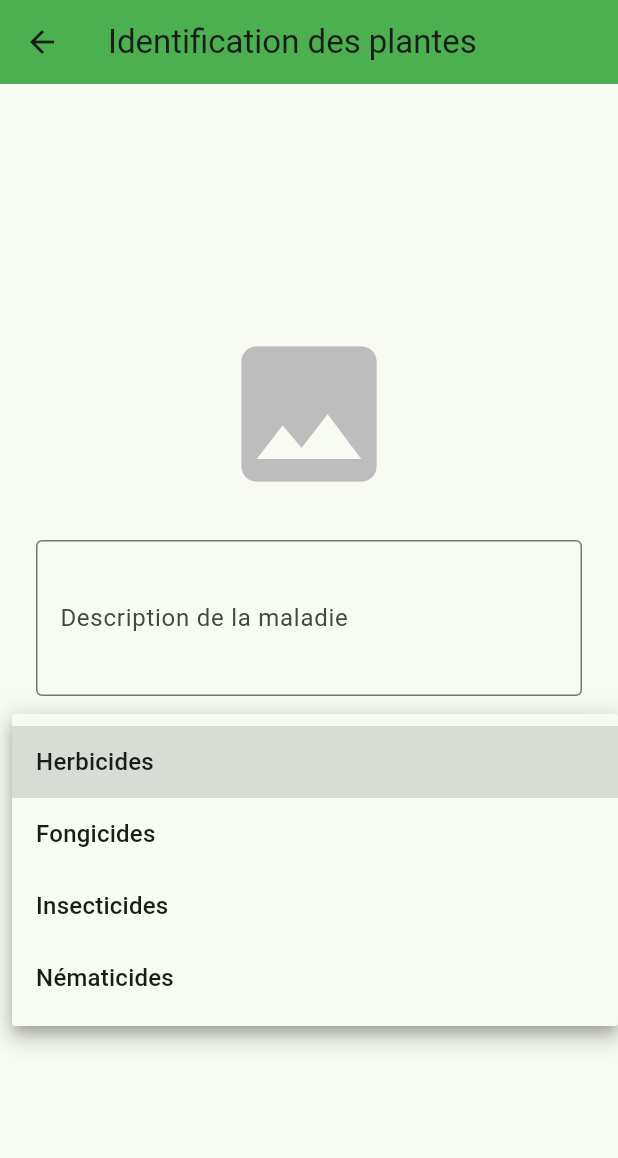
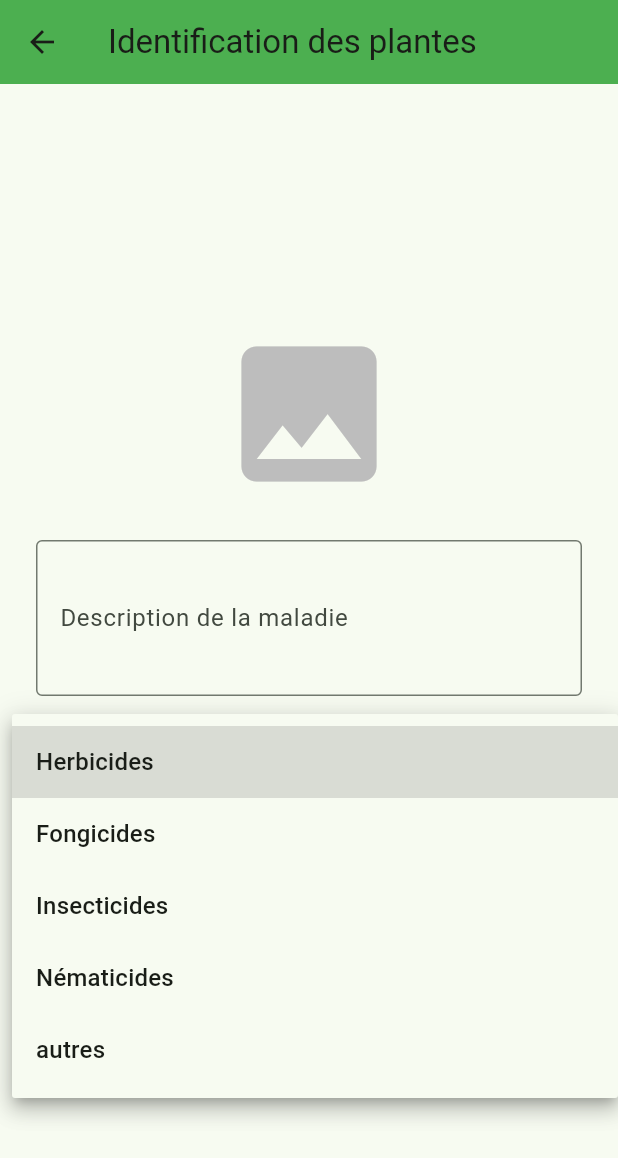
Before and after one commit to Agilicis1/AGRI_SHOP, a Flutter app: the LoadingImage screen opened directly, after a tap on "Catégorie de la maladie", on a phone screen of 412 x 824 dp. Shown: the top 1158 px of the screen. Run offline on Flutter 3.47's test engine with Material 3 defaults, Android fonts, the light colour scheme and no system bars; our stand-ins replace dio, file_picker, image_picker, shared_preferences; accounts and stored records are empty; network calls fail.

Commit message:
rajout de autres dans la partie loading image

```diff
--- a/front_AGRI_SHOP/front_agri_shop/lib/admin/gestionProduit.dart
+++ b/front_AGRI_SHOP/front_agri_shop/lib/admin/gestionProduit.dart
@@ -33,6 +33,7 @@ class _GestionDesProduitsState extends State<GestionDesProduits> {
     'Fongicides',
     'Insecticides',
     'Nématicides',
+    'autres',
   ];
   String? _selectedCategorie;
 
--- a/front_AGRI_SHOP/front_agri_shop/lib/services/loadingImage.dart
+++ b/front_AGRI_SHOP/front_agri_shop/lib/services/loadingImage.dart
@@ -22,6 +22,7 @@ final List<String> categories = [
     'Fongicides',
     'Insecticides',
     'Nématicides',
+    'autres',
   ];
   String? _selectedCategorie;
   final TextEditingController _categorieController = TextEditingController();
```
